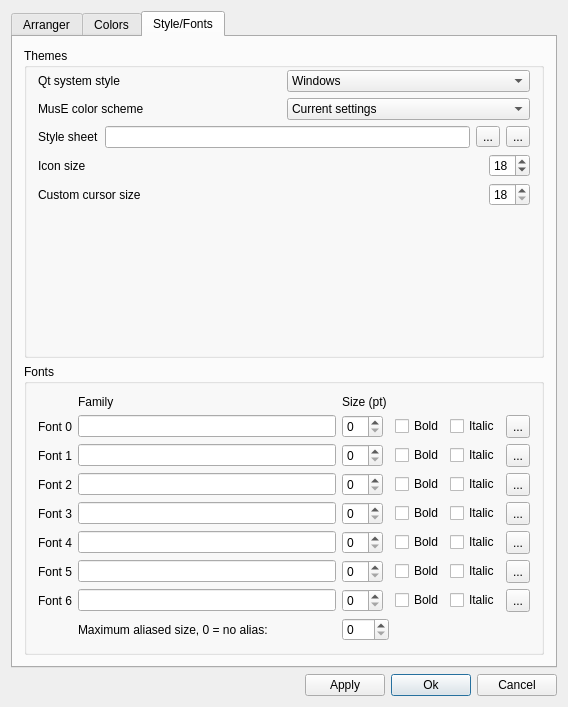
This is muse3/muse/components/appearancebase.ui in emrum/muse as Qt 5 draws it before an edit. The edited form follows.
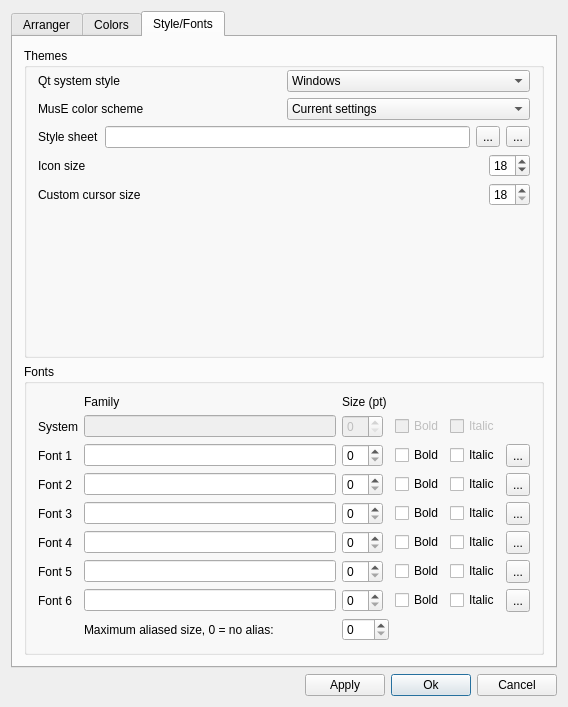
This is the edited form. The open tabs and pages were chosen to show the change. Custom widgets are drawn as their Qt base class.

Commit message: Remove font 0

```diff
--- a/muse3/muse/components/appearancebase.ui
+++ b/muse3/muse/components/appearancebase.ui
@@ -1410,19 +1410,6 @@
             </property>
            </widget>
           </item>
-          <item row="1" column="5">
-           <widget class="QToolButton" name="fontBrowse0">
-            <property name="sizePolicy">
-             <sizepolicy hsizetype="Maximum" vsizetype="Minimum">
-              <horstretch>0</horstretch>
-              <verstretch>0</verstretch>
-             </sizepolicy>
-            </property>
-            <property name="text">
-             <string>...</string>
-            </property>
-           </widget>
-          </item>
           <item row="3" column="5">
            <widget class="QToolButton" name="fontBrowse2">
             <property name="sizePolicy">
@@ -1511,6 +1498,9 @@
           </item>
           <item row="1" column="1">
            <widget class="QLineEdit" name="fontName0">
+            <property name="enabled">
+             <bool>false</bool>
+            </property>
             <property name="sizePolicy">
              <sizepolicy hsizetype="Expanding" vsizetype="Fixed">
               <horstretch>0</horstretch>
@@ -1633,7 +1623,7 @@
           <item row="1" column="0">
            <widget class="QLabel" name="textLabel3">
             <property name="text">
-             <string>Font 0</string>
+             <string>System</string>
             </property>
             <property name="wordWrap">
              <bool>false</bool>
@@ -1642,6 +1632,9 @@
           </item>
           <item row="1" column="3">
            <widget class="QCheckBox" name="bold0">
+            <property name="enabled">
+             <bool>false</bool>
+            </property>
             <property name="text">
              <string>Bold</string>
             </property>
@@ -1669,6 +1662,9 @@
           </item>
           <item row="1" column="4">
            <widget class="QCheckBox" name="italic0">
+            <property name="enabled">
+             <bool>false</bool>
+            </property>
             <property name="text">
              <string>Italic</string>
             </property>
@@ -1756,6 +1752,9 @@
           </item>
           <item row="1" column="2">
            <widget class="QSpinBox" name="fontSize0">
+            <property name="enabled">
+             <bool>false</bool>
+            </property>
             <property name="sizePolicy">
              <sizepolicy hsizetype="Maximum" vsizetype="Fixed">
               <horstretch>0</horstretch>
```
The commit also changes 4 other files.
